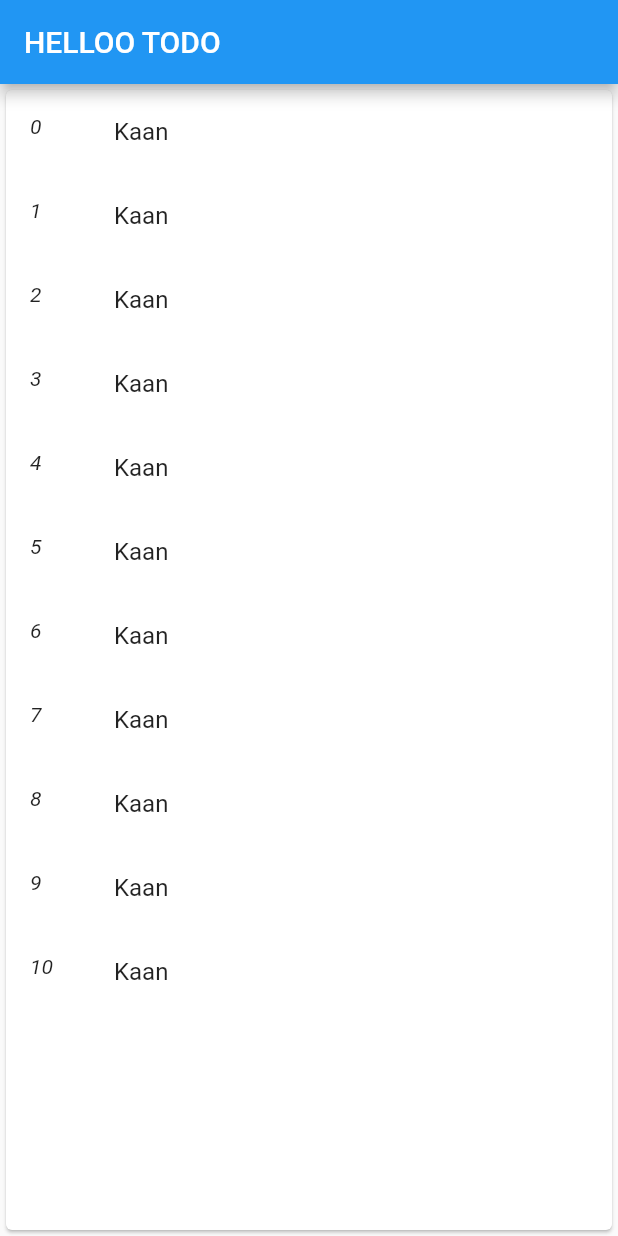
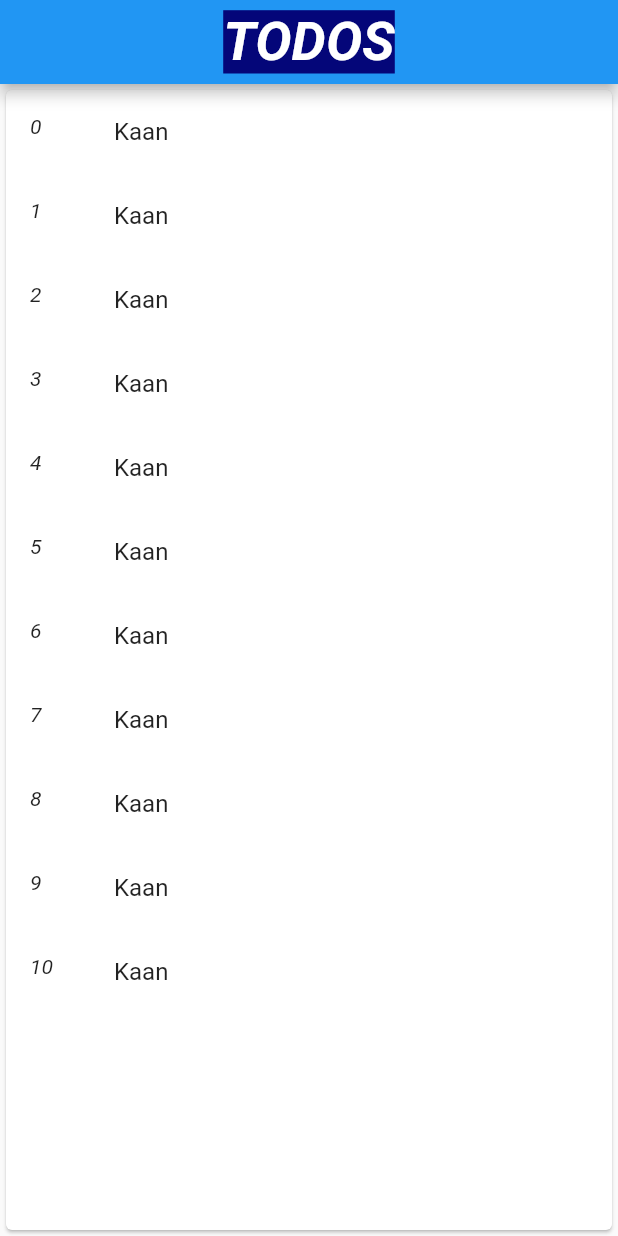
Before and after one commit to knturn/todo_app, a Flutter app: the screen it shows after launch, on a phone screen of 412 x 824 dp. Run offline on Flutter 3.47's test engine with Material 2 defaults, Android fonts, the phone set to English and light mode, and no system bars.

Commit message:
appbar added

```diff
--- a/lib/Home/home_view.dart
+++ b/lib/Home/home_view.dart
@@ -12,7 +12,15 @@ class _HomeViewTODOState extends State<HomeViewTODO> {
   Widget build(BuildContext context) {
     return Scaffold(
       appBar: AppBar(
-        title: const Text("HELLOO TODO"),
+        title: const Center(
+            child: Text(
+          "TODOS",
+          style: TextStyle(
+              fontSize: 36,
+              fontWeight: FontWeight.w600,
+              fontStyle: FontStyle.italic,
+              backgroundColor: Color.fromARGB(255, 4, 6, 121)),
+        )),
       ),
       body: Card(
         child: ListView.builder(
--- a/lib/main.dart
+++ b/lib/main.dart
@@ -2,12 +2,15 @@ import 'package:flutter/material.dart';
 
 import 'HOME/home_view.dart';
 
-void main() => runApp(MyApp());
+void main() => runApp(const MyApp());
 
 class MyApp extends StatelessWidget {
+  const MyApp({Key? key}) : super(key: key);
+
   @override
   Widget build(BuildContext context) {
     return const MaterialApp(
+      debugShowCheckedModeBanner: false,
       home: HomeViewTODO(),
     );
   }
```
